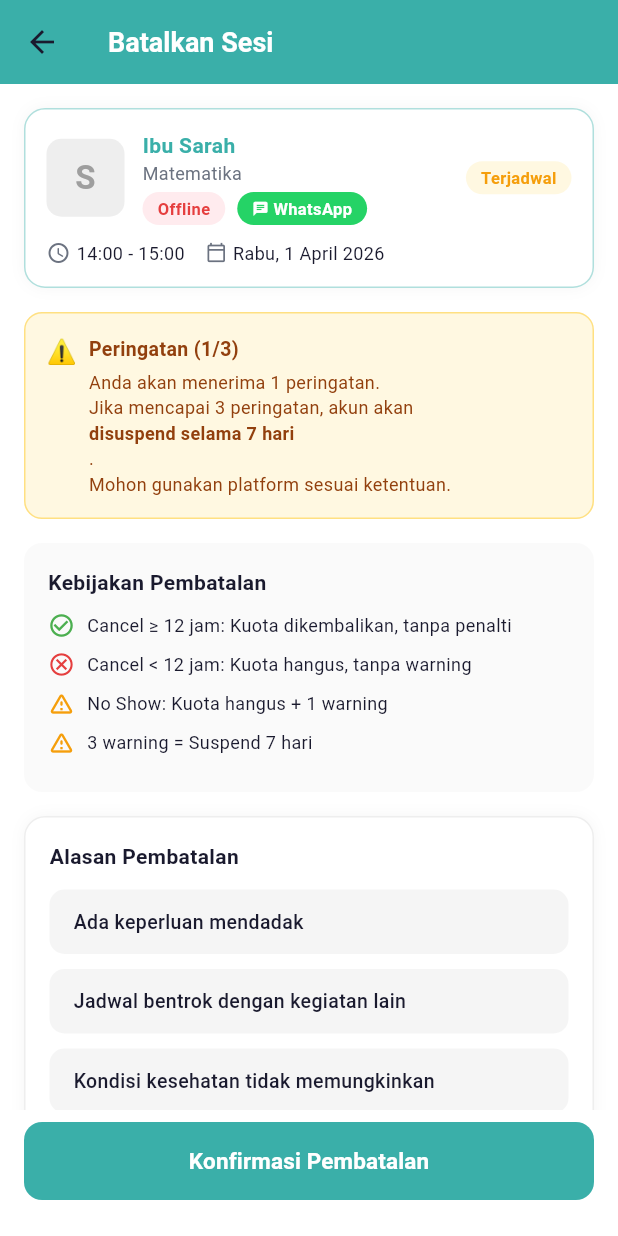
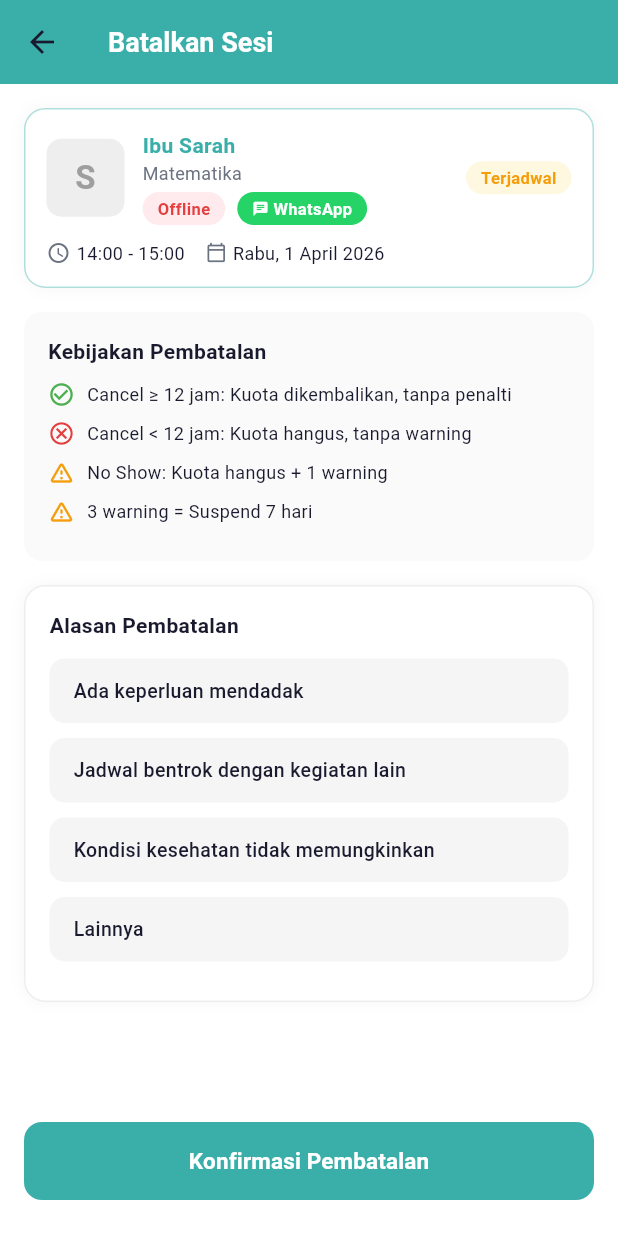
Before and after one commit to muhammadariefand/lazuardyFrontend, a Flutter app: the BatalkanSesiPage screen opened by its route, on a phone screen of 412 x 824 dp. Run offline on Flutter 3.47's test engine with Material 3 defaults, Android fonts, the phone set to English and light mode, and no system bars; our stand-ins replace dio, flutter_bloc, get_it; Roboto replaces fonts that are missing (Poppins).

Commit message:
update halaman batalkan sesi

```diff
--- a/lib/presentation/pages/siswa/batalkan_sesi_page.dart
+++ b/lib/presentation/pages/siswa/batalkan_sesi_page.dart
@@ -77,9 +77,9 @@ class _BatalkanSesiPageState extends State<BatalkanSesiPage> {
           _buildSesiSummary(),
           const SizedBox(height: 16),
 
-          // Warning peringatan
-          _buildWarning(),
-          const SizedBox(height: 16),
+          // // Warning peringatan
+          // _buildWarning(),
+          // const SizedBox(height: 16),
 
           // Kebijakan pembatalan
           _buildKebijakan(),
@@ -136,23 +136,23 @@ class _BatalkanSesiPageState extends State<BatalkanSesiPage> {
       Text(label, style: TextStyle(fontSize: 11, fontWeight: FontWeight.w600, color: textColor)),
     ]));
 
-  Widget _buildWarning() => Container(
-    padding: const EdgeInsets.all(14),
-    decoration: BoxDecoration(color: const Color(0xFFFFF8E1), borderRadius: BorderRadius.circular(12),
-      border: Border.all(color: const Color(0xFFFFE082))),
-    child: Row(crossAxisAlignment: CrossAxisAlignment.start, children: [
-      const Text('⚠️', style: TextStyle(fontSize: 16)),
-      const SizedBox(width: 8),
-      const Expanded(child: Column(crossAxisAlignment: CrossAxisAlignment.start, children: [
-        Text('Peringatan (1/3)', style: TextStyle(fontSize: 13, fontWeight: FontWeight.w700, color: Color(0xFF92400E))),
-        SizedBox(height: 4),
-        Text('Anda akan menerima 1 peringatan.\nJika mencapai 3 peringatan, akun akan ',
-          style: TextStyle(fontSize: 12, color: Color(0xFF92400E), height: 1.4)),
-        Text('disuspend selama 7 hari', style: TextStyle(fontSize: 12, fontWeight: FontWeight.w700, color: Color(0xFF92400E))),
-        Text('.\nMohon gunakan platform sesuai ketentuan.', style: TextStyle(fontSize: 12, color: Color(0xFF92400E), height: 1.4)),
-      ])),
-    ]),
-  );
+  // Widget _buildWarning() => Container(
+  //   padding: const EdgeInsets.all(14),
+  //   decoration: BoxDecoration(color: const Color(0xFFFFF8E1), borderRadius: BorderRadius.circular(12),
+  //     border: Border.all(color: const Color(0xFFFFE082))),
+  //   child: Row(crossAxisAlignment: CrossAxisAlignment.start, children: [
+  //     const Text('⚠️', style: TextStyle(fontSize: 16)),
+  //     const SizedBox(width: 8),
+  //     const Expanded(child: Column(crossAxisAlignment: CrossAxisAlignment.start, children: [
+  //       Text('Peringatan (1/3)', style: TextStyle(fontSize: 13, fontWeight: FontWeight.w700, color: Color(0xFF92400E))),
+  //       SizedBox(height: 4),
+  //       Text('Anda akan menerima 1 peringatan.\nJika mencapai 3 peringatan, akun akan ',
+  //         style: TextStyle(fontSize: 12, color: Color(0xFF92400E), height: 1.4)),
+  //       Text('disuspend selama 7 hari', style: TextStyle(fontSize: 12, fontWeight: FontWeight.w700, color: Color(0xFF92400E))),
+  //       Text('.\nMohon gunakan platform sesuai ketentuan.', style: TextStyle(fontSize: 12, color: Color(0xFF92400E), height: 1.4)),
+  //     ])),
+  //   ]),
+  // );
 
   Widget _buildKebijakan() => Container(
     padding: const EdgeInsets.all(16),
```
